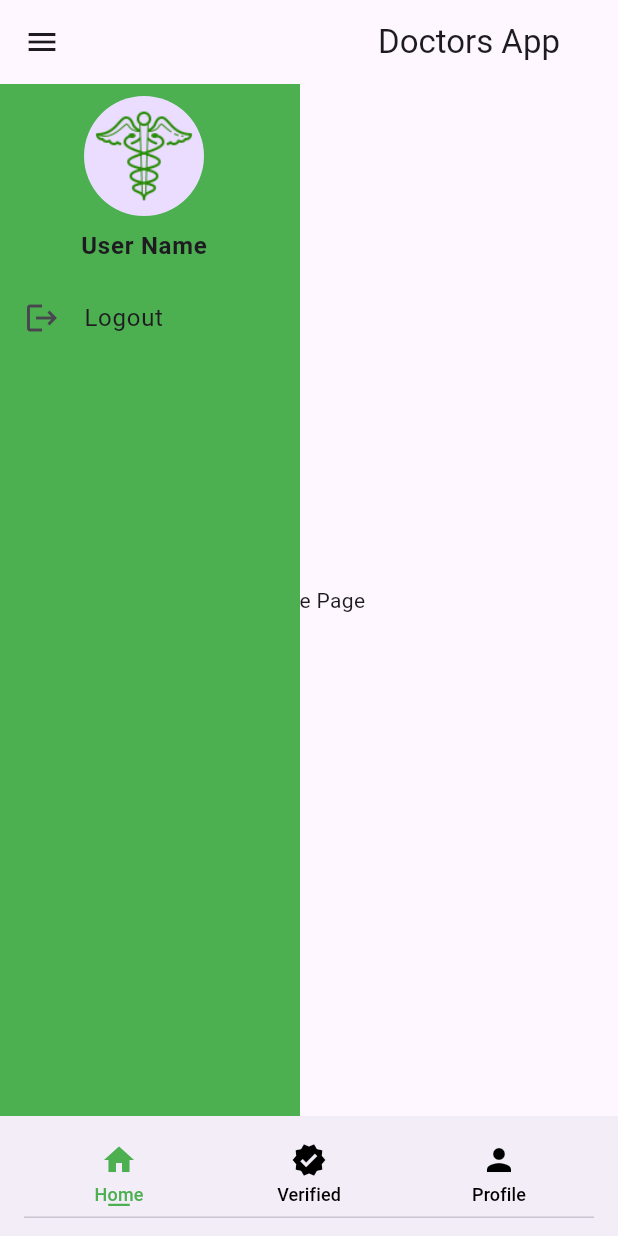
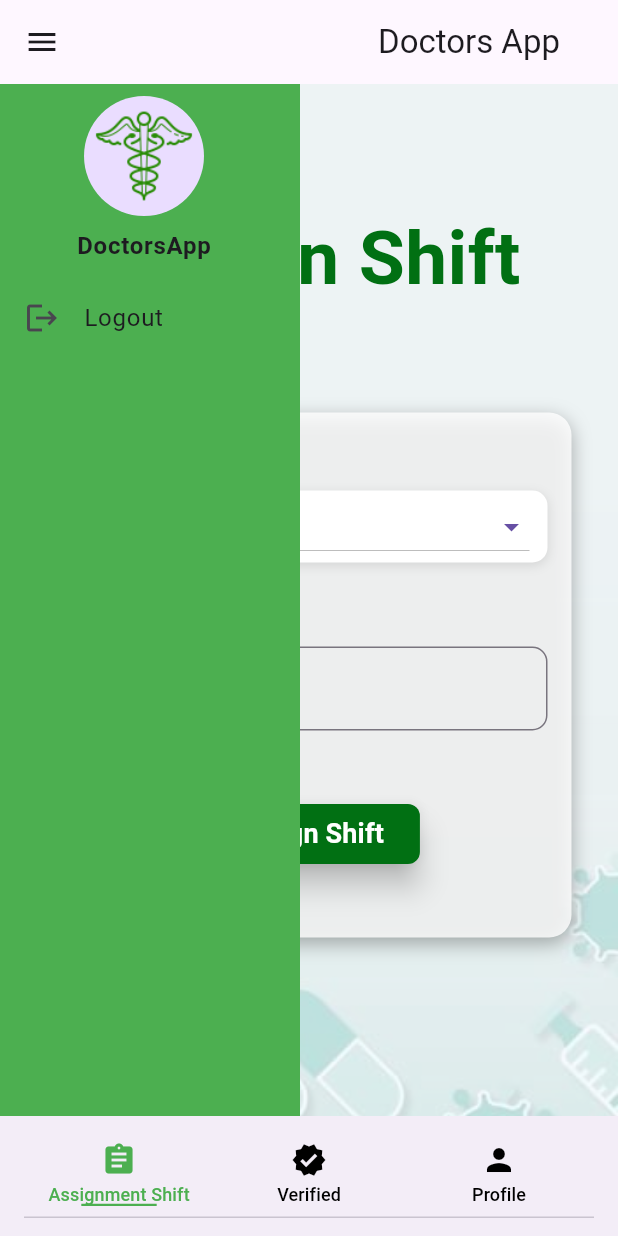
Before and after one commit to mezenbayounes/DoctorsApp, a Flutter app: the HomeScreen screen opened by its route, on a phone screen of 412 x 824 dp. Run offline on Flutter 3.47's test engine with Material 3 defaults, Android fonts, the phone set to English and light mode, and no system bars; our stand-ins replace firebase_auth, firebase_core, shared_preferences; missing offline and left inert: simple_drawer; accounts and stored records are empty; network calls fail; Roboto replaces fonts that are missing (Arial).

Commit message:
verifie/assignShifts

```diff
--- a/lib/routes/app_routes.dart
+++ b/lib/routes/app_routes.dart
@@ -1,3 +1,5 @@
+import 'package:doctor_app/screens/Shift_Assignment/Shift_Assignment_screen.dart';
+import 'package:doctor_app/screens/validation/validation_screen.dart';
 import 'package:flutter/material.dart';
 import '../screens/home/home_screen.dart';
 import '../screens/login/login_screen.dart';
@@ -5,13 +7,14 @@ import '../screens/signup/signup_screen.dart';
 import '../screens/splash/splash_screen.dart';
 import '../screens/profile/profile_screen.dart';
 
-
 class AppRoutes {
   static const String splash = '/';
   static const String home = '/home';
   static const String login = '/login';
   static const String signup = '/signup';
   static const String profile = '/profile';
+  static const String usersList = '/usersList';
+  static const String shiftAssignmentScreen = '/shiftAssignmentScreen';
 
   static Route<dynamic> generateRoute(RouteSettings settings) {
     switch (settings.name) {
@@ -25,6 +28,10 @@ class AppRoutes {
         return MaterialPageRoute(builder: (_) => SignupScreen());
       case profile:
         return MaterialPageRoute(builder: (_) => ProfileScreen());
+      case usersList:
+        return MaterialPageRoute(builder: (_) => UserListScreen());
+      case shiftAssignmentScreen:
+        return MaterialPageRoute(builder: (_) => ShiftAssignmentScreen());
       default:
         return MaterialPageRoute(
           builder: (_) => Scaffold(
--- /dev/null
+++ b/lib/screens/Shift_Assignment/Shift_Assignment_model.dart
@@ -0,0 +1,11 @@
+class ShiftAssignmentModel {
+  String userId;
+  DateTime date;
+
+
+  ShiftAssignmentModel({
+    required this.userId,
+    required this.date,
+
+  });
+}
--- /dev/null
+++ b/lib/screens/Shift_Assignment/Shift_Assignment_screen.dart
@@ -0,0 +1,271 @@
+import 'package:flutter/material.dart';
+import 'package:provider/provider.dart';
+import 'package:doctor_app/screens/Shift_Assignment/Shift_Assignment_provider.dart';
+
+class ShiftAssignmentScreen extends StatefulWidget {
+  const ShiftAssignmentScreen({Key? key}) : super(key: key);
+
+  @override
+  _ShiftAssignmentScreenState createState() => _ShiftAssignmentScreenState();
+}
+
+class _ShiftAssignmentScreenState extends State<ShiftAssignmentScreen> {
+  @override
+  void initState() {
+    super.initState();
+    // Fetch doctors when the screen is loaded
+    final shiftProvider =
+        Provider.of<ShiftAssignmentProvider>(context, listen: false);
+    shiftProvider.fetchAllDoctors();
+  }
+
+  @override
+  Widget build(BuildContext context) {
+    final shiftProvider = Provider.of<ShiftAssignmentProvider>(context);
+
+    return Scaffold(
+      body: Stack(
+        children: [
+          // Background image with opacity
+          Opacity(
+            opacity: 0.6, // Adjust opacity as needed
+            child: Image.asset(
+              'assets/bg.jpeg', // Path to your background image
+              fit: BoxFit.cover,
+              width: double.infinity,
+              height: double.infinity,
+            ),
+          ),
+          // Centered container with shadow effect for form elements
+
+          Padding(
+            padding: const EdgeInsets.only(top: 80, left: 70),
+            child: Text(
+              'Assign Shift',
+              style: TextStyle(
+                fontSize: 50,
+                fontFamily: 'Roboto', // Use your custom font
+                fontWeight: FontWeight.bold,
+                color: Color.fromARGB(255, 1, 112, 19),
+              ),
+            ),
+          ),
+          Center(
+            child: Padding(
+              padding: const EdgeInsets.only(top: 100),
+              child: SizedBox(
+                width: 350,
+                height: 350, // Set the width of the container
+                child: Container(
+                  decoration: BoxDecoration(
+                    color: Colors.white
+                        .withOpacity(0.8), // Background color with some opacity
+                    borderRadius: BorderRadius.circular(15.0),
+                    boxShadow: [
+                      BoxShadow(
+                        color: Colors.black.withOpacity(0.3),
+                        blurRadius: 10.0,
+                        offset: const Offset(0, 4), // Shadow position
+                      ),
+                    ],
+                  ),
+                  padding: const EdgeInsets.all(16.0),
+                  child: Column(
+                    crossAxisAlignment: CrossAxisAlignment.start,
+                    children: [
+                      // Dropdown for Doctor Names
+                      const Text(
+                        'Select Doctor :',
+                        style: TextStyle(
+                          color: Color.fromARGB(255, 1, 112, 19), // Black color
+                          fontSize: 18, // You can specify the font size
+                          fontWeight:
+                              FontWeight.bold, // Optional: Makes the text bold
+                          fontFamily:
+                              'Arial', // Optional: Specifies the font family
+                        ),
+                      ),
+                      SizedBox(
+                        height: 10,
+                      ),
+                      Consumer<ShiftAssignmentProvider>(
+                        builder: (context, shiftProvider, child) {
+                          return shiftProvider.isLoading
+                              ? const Center(child: CircularProgressIndicator())
+                              : Container(
+                                  decoration: BoxDecoration(
+                                    color: Colors.white,
+                                    borderRadius: BorderRadius.circular(10.0),
+                                    boxShadow: [
+                                      BoxShadow(
+                                        color: Colors.black.withOpacity(0.1),
+                                        blurRadius: 5.0,
+                                        offset: const Offset(
+                                            0, 2), // Shadow position
+                                      ),
+                                    ],
+                                  ),
+                                  padding: const EdgeInsets.symmetric(
+                                      horizontal: 12.0),
+                                  child: DropdownButton<String>(
+                                    value: shiftProvider
+                                            .shiftAssignmentModel.userId.isEmpty
+                                        ? null
+                                        : shiftProvider
+                                            .shiftAssignmentModel.userId,
+                                    isExpanded: true,
+                                    hint: const Text(
+                                      'Select Doctor',
+                                      style: TextStyle(
+                                          color: Color.fromARGB(255, 0, 0, 0)),
+                                    ),
+                                    items: shiftProvider.doctors.map((doctor) {
+                                      return DropdownMenuItem<String>(
+                                        value: doctor.id,
+                                        child: Row(
+                                          children: [
+                                            Icon(
+                                              Icons.person,
+                                              color: Colors.green,
+                                            ),
+                                            const SizedBox(width: 8.0),
+                                            Text(doctor.name),
+                                          ],
+                                        ),
+                                      );
+                                    }).toList(),
+                                    onChanged: (selectedUserId) {
+                                      if (selectedUserId != null) {
+                                        shiftProvider.setUserId(selectedUserId);
+                                      }
+                                    },
+                                    dropdownColor: Colors.white,
+                                    elevation: 2,
+                                    icon: Icon(
+                                      Icons.arrow_drop_down,
+                                      color: Theme.of(context).primaryColor,
+                                    ),
+                                  ),
+                                );
+                        },
+                      ),
+                      const SizedBox(height: 20),
+
+                      // Date Picker (TextField Style)
+                      const Text(
+                        'Select Date:',
+                        style: TextStyle(
+                          color: Color.fromARGB(255, 1, 112, 19), // Black color
+                          fontSize: 18, // You can specify the font size
+                          fontWeight:
+                              FontWeight.bold, // Optional: Makes the text bold
+                          fontFamily:
+                              'Arial', // Optional: Specifies the font family
+                        ),
+                      ),
+                      const SizedBox(height: 10),
+                      GestureDetector(
+                        onTap: () async {
+                          final DateTime? pickedDate = await showDatePicker(
+                            context: context,
+                            initialDate:
+                                shiftProvider.shiftAssignmentModel.date,
+                            firstDate: DateTime.now(),
+                            lastDate: DateTime(2100),
+                          );
+                          if (pickedDate != null) {
+                            shiftProvider.setDate(pickedDate);
+                            // Debug log for date
+                            print(
+                                'Selected Date: ${pickedDate.toIso8601String()}');
+                          }
+                        },
+                        child: AbsorbPointer(
+                          child: TextField(
+                            controller: TextEditingController(
+                              text:
+                                  "${shiftProvider.shiftAssignmentModel.date.toLocal()}"
+                                      .split(' ')[0],
+                            ),
+                            decoration: InputDecoration(
+                              hintText: 'Select Date',
+                              border: OutlineInputBorder(
+                                borderRadius: BorderRadius.circular(10.0),
+                              ),
+                              contentPadding: const EdgeInsets.symmetric(
+                                  horizontal: 12.0, vertical: 16.0),
+                            ),
+                          ),
+                        ),
+                      ),
+                      const SizedBox(height: 45),
+
+                      // Stylish Text before Assign Button
+
+                      // Assign Button
+                      Center(
+                          child: ElevatedButton(
+                        onPressed: shiftProvider.isLoading
+                            ? null
+                            : () async {
+                                // Debug log before assignment
+                                print(
+                                    'Submitting User ID: ${shiftProvider.shiftAssignmentModel.userId}, Date: ${shiftProvider.shiftAssignmentModel.date.toIso8601String()}');
+
+                                final success =
+                                    await shiftProvider.assignShift();
+                                if (success) {
+                                  ScaffoldMessenger.of(context).showSnackBar(
+                                    const SnackBar(
+                                      content:
+                                          Text('Shift assigned successfully'),
+                                    ),
+                                  );
+                                } else {
+                                  ScaffoldMessenger.of(context).showSnackBar(
+                                    const SnackBar(
+                                      content: Text('Failed to assign shift'),
+                                    ),
+                                  );
+                                }
+                              },
+                        style: ElevatedButton.styleFrom(
+                          foregroundColor: Colors.white,
+                          backgroundColor: Color.fromARGB(255, 1, 112,
+                              19), // Text color when button is pressed
+                          shadowColor: Colors.black, // Shadow color
+                          elevation:
+                              8, // Amount of shadow (higher means bigger shadow)
+                          shape: RoundedRectangleBorder(
+                            borderRadius: BorderRadius.circular(
+                                8), // Optional: Rounded corners
+                          ),
+                        ),
+                        child: shiftProvider.isLoading
+                            ? const CircularProgressIndicator(
+                                color: Colors.white,
+                              )
+                            : const Text(
+                                'Assign Shift',
+                                style: TextStyle(
+                                  color: Color.fromARGB(
+                                      255, 255, 255, 255), // Black color
+                                  fontSize: 18, // You can specify the font size
+                                  fontWeight: FontWeight
+                                      .bold, // Optional: Makes the text bold
+                                  fontFamily:
+                                      'Arial', // Optional: Specifies the font family
+                                ),
+                              ),
+                      )),
+                    ],
+                  ),
+                ),
+              ),
+            ),
+          ),
+        ],
+      ),
+    );
+  }
+}
--- a/lib/screens/home/home_screen.dart
+++ b/lib/screens/home/home_screen.dart
@@ -1,4 +1,6 @@
 import 'dart:async';
+import 'package:doctor_app/screens/Shift_Assignment/Shift_Assignment_screen.dart';
+import 'package:doctor_app/screens/validation/validation_screen.dart';
 import 'package:doctor_app/services/auth_service.dart';
 import 'package:flutter/cupertino.dart';
 import 'package:flutter/material.dart';
@@ -17,8 +19,8 @@ class _HomeScreenState extends State<HomeScreen> {
   int _currentIndex = 0;
 
   final List<Widget> _pages = [
-    const HomePage(), // Home screen
-    const SearchPage(), // Search screen
+    const ShiftAssignmentScreen(), // Home screen
+    UserListScreen(), // Search screen
     const ProfileScreen(), // Profile screen
   ];
 
@@ -56,7 +58,7 @@ class _HomeScreenState extends State<HomeScreen> {
                     ),
                     SizedBox(height: 8), // Space between the image and the name
                     Text(
-                      'User Name', // Replace with actual user name
+                      'DoctorsApp', // Replace with actual user name
                       style: TextStyle(fontWeight: FontWeight.bold),
                     ),
                   ],
@@ -110,23 +112,3 @@ class _HomeScreenState extends State<HomeScreen> {
     );
   }
 }
-
-// Home Page (content)
-class HomePage extends StatelessWidget {
-  const HomePage({super.key});
-
-  @override
-  Widget build(BuildContext context) {
-    return const Center(child: Text('Home Page'));
-  }
-}
-
-// Search Page (content)
-class SearchPage extends StatelessWidget {
-  const SearchPage({super.key});
-
-  @override
-  Widget build(BuildContext context) {
-    return const Center(child: Text('Search Page'));
-  }
-}
--- /dev/null
+++ b/lib/screens/validation/validation_provider.dart
@@ -0,0 +1,96 @@
+import 'dart:convert';
+import 'package:doctor_app/constant/constant.dart';
+import 'package:flutter/material.dart';
+import 'package:http/http.dart' as http;
+
+class ProfileModel {
+  String id;
+  String name;
+  String email;
+  String role;
+  bool isValidated;
+
+  ProfileModel({
+    required this.id,
+    required this.name,
+    required this.email,
+    required this.role,
+    required this.isValidated,
+  });
+
+  factory ProfileModel.fromJson(Map<String, dynamic> json) {
+    return ProfileModel(
+      id: json['_id'],
+      name: json['name'],
+      email: json['email'],
+      role: json['role'],
+      isValidated: json['isValidated'],
+    );
+  }
+
+  static List<ProfileModel> fromJsonList(List<dynamic> jsonList) {
+    return jsonList.map((item) => ProfileModel.fromJson(item)).toList();
+  }
+}
+
+class ValidationProvider with ChangeNotifier {
+  List<ProfileModel> _profiles = [];
+  bool _isLoading = false;
+
+  bool get isLoading => _isLoading;
+  List<ProfileModel> get profiles => _profiles;
+
+  void setIsLoading(bool value) {
+    _isLoading = value;
+    notifyListeners();
+  }
+
+  Future<void> fetchAllUsers() async {
+    setIsLoading(true);
+    try {
+      final Uri url =
+          Uri.parse('$baseUrl/GetAllUsers'); // Changed URL to GetAllUsers
+      final response = await http.post(
+        url,
+        headers: {'Content-Type': 'application/json'},
+      );
+
+      if (response.statusCode == 200) {
+        final List<dynamic> data = json.decode(response.body);
+        _profiles = ProfileModel.fromJsonList(data); // Parse the list of users
+      } else {
+        throw Exception(
+            'Failed to fetch users. Status code: ${response.statusCode}');
+      }
+    } catch (e) {
+      throw Exception('An error occurred while fetching users: $e');
+    } finally {
+      setIsLoading(false);
+    }
+  }
+
+  Future<bool> validate(String email) async {
+    try {
+      final Uri url = Uri.parse('$baseUrl/validate-account');
+      final Map<String, dynamic> requestBody = {
+        'email': email,
+      };
+
+      final response = await http.put(
+        url,
+        headers: {'Content-Type': 'application/json'},
+        body: json.encode(requestBody),
+      );
+
+      if (response.statusCode == 200) {
+        return true; // User successfully validated
+      } else if (response.statusCode == 400) {
+        return false; // User already exists or validation failed
+      } else {
+        throw Exception('Backend error: ${response.body}');
+      }
+    } catch (e) {
+      throw Exception('Backend error: $e');
+    }
+  }
+}
--- a/lib/widgets/bottom_nav_bar.dart
+++ b/lib/widgets/bottom_nav_bar.dart
@@ -70,7 +70,7 @@ class _BottomNavBarState extends State<BottomNavBar>
             insets: const EdgeInsets.fromLTRB(16, 0, 16, 8),
           ),
           tabs: [
-            _buildTab(Icons.home, "Home", 0, unselectedColor),
+            _buildTab(Icons.assignment, "Assignment Shift", 0, unselectedColor),
             _buildTab(Icons.verified, "Verified", 1, unselectedColor),
             _buildTab(Icons.person, "Profile", 2, unselectedColor),
           ],
--- a/pubspec.yaml
+++ b/pubspec.yaml
@@ -45,6 +45,8 @@ dependencies:
   animated_notch_bottom_bar: ^1.0.0
   flutter_slider_drawer: ^2.1.3
   simple_drawer: ^0.0.11
+  custom_calender_picker: ^0.1.1
+  easy_date_timeline: ^2.0.6
 
 dev_dependencies:
   flutter_test:
```
Also changed, not shown: lib/main.dart (+5 -2 lines), lib/screens/Shift_Assignment/Shift_Assignment_provider.dart (added, +140 -0 lines), lib/screens/signup/signup_screen.dart (+5 -2 lines), lib/screens/validation/validation_screen.dart (added, +117 -0 lines), lib/screens/validation/validation_model.dart (added), pubspec.lock.
